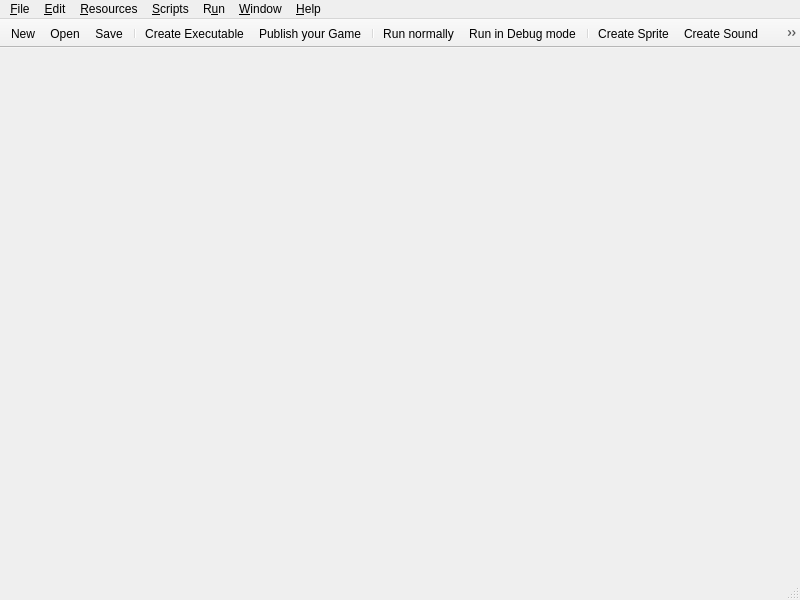
Old version of the form mainwindow.ui in the repository 0xFEEDC0DE64/QtGameMaker.
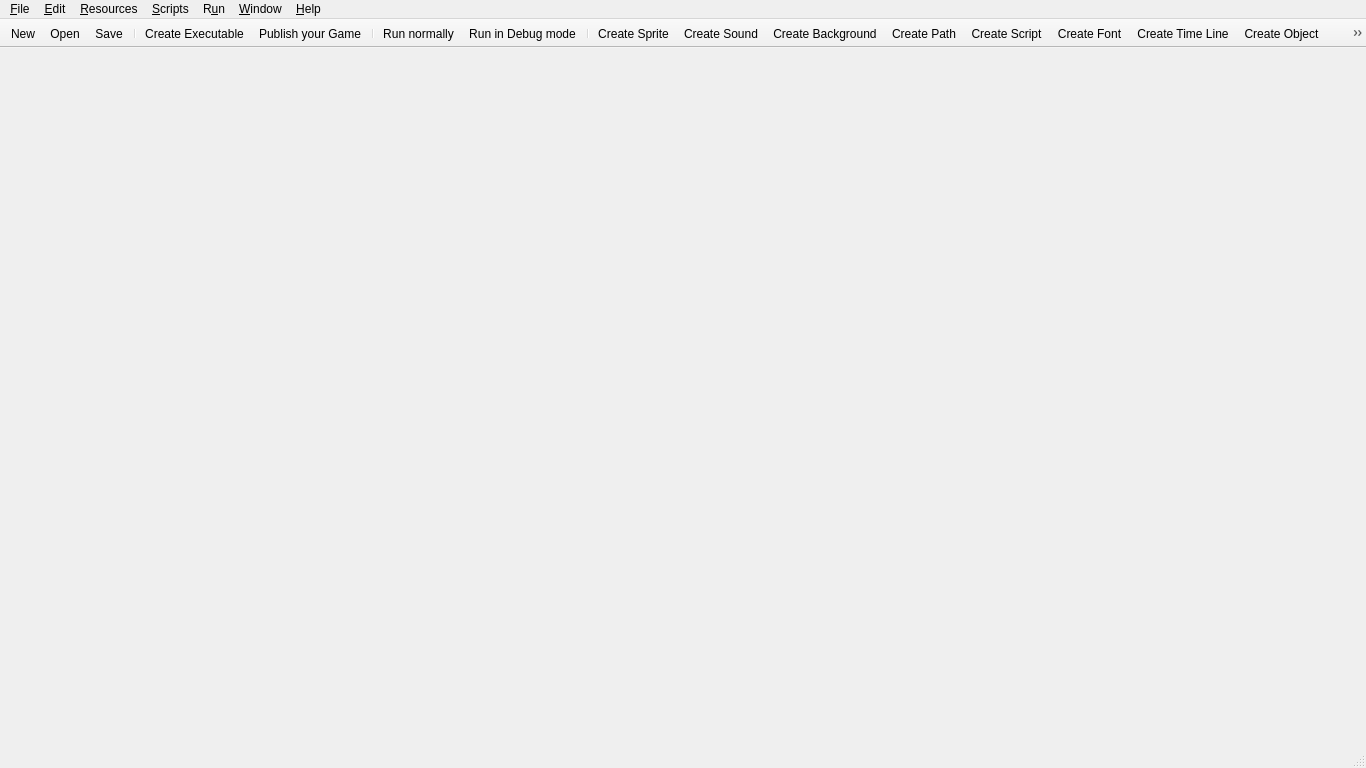
New version of the form. Icons and pictures are not drawn.

What changed in the file:
```diff
--- a/mainwindow.ui
+++ b/mainwindow.ui
@@ -6,8 +6,8 @@
    <rect>
     <x>0</x>
     <y>0</y>
-    <width>800</width>
-    <height>600</height>
+    <width>1366</width>
+    <height>768</height>
    </rect>
   </property>
   <property name="windowTitle">
@@ -57,7 +57,7 @@
     <rect>
      <x>0</x>
      <y>0</y>
-     <width>800</width>
+     <width>1366</width>
      <height>20</height>
     </rect>
    </property>
```
